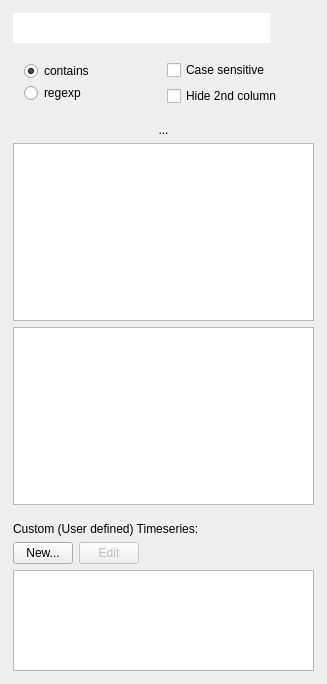
facontidavide/PlotJuggler, file plotter_gui/curvelist_panel.ui: the form before one commit.
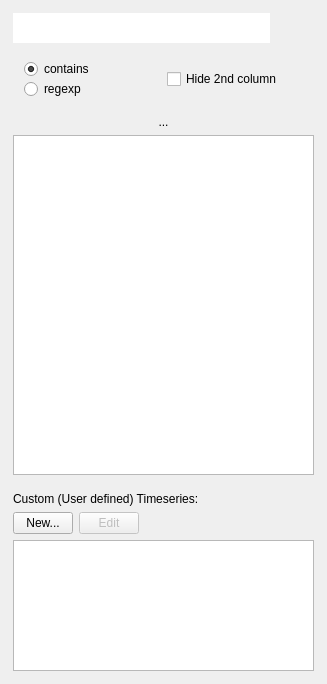
The form after the commit. Icons and pictures are not drawn.

Diff of the .ui file:
```diff
--- a/plotter_gui/curvelist_panel.ui
+++ b/plotter_gui/curvelist_panel.ui
@@ -59,7 +59,7 @@
       <number>1</number>
      </property>
      <widget class="QWidget" name="layoutWidget">
-      <layout class="QVBoxLayout" name="verticalLayout" stretch="0,0,0,1,1">
+      <layout class="QVBoxLayout" name="verticalLayout" stretch="0,0,0,1">
        <property name="bottomMargin">
         <number>8</number>
        </property>
@@ -252,28 +252,6 @@
             <property name="sizeConstraint">
              <enum>QLayout::SetMinimumSize</enum>
             </property>
-            <item>
-             <widget class="QCheckBox" name="checkBoxCaseSensitive">
-              <property name="sizePolicy">
-               <sizepolicy hsizetype="Minimum" vsizetype="Minimum">
-                <horstretch>0</horstretch>
-                <verstretch>0</verstretch>
-               </sizepolicy>
-              </property>
-              <property name="minimumSize">
-               <size>
-                <width>0</width>
-                <height>0</height>
-               </size>
-              </property>
-              <property name="focusPolicy">
-               <enum>Qt::NoFocus</enum>
-              </property>
-              <property name="text">
-               <string>Case sensitive</string>
-              </property>
-             </widget>
-            </item>
             <item>
              <widget class="QCheckBox" name="checkBoxHideSecondColumn">
               <property name="focusPolicy">
@@ -299,78 +277,6 @@
          </property>
         </widget>
        </item>
-       <item>
-        <widget class="QTableView" name="tableView">
-         <property name="sizePolicy">
-          <sizepolicy hsizetype="Expanding" vsizetype="Expanding">
-           <horstretch>0</horstretch>
-           <verstretch>1</verstretch>
-          </sizepolicy>
-         </property>
-         <property name="font">
-          <font>
-           <pointsize>9</pointsize>
-          </font>
-         </property>
-         <property name="toolTip">
-          <string/>
-         </property>
-         <property name="toolTipDuration">
-          <number>-1</number>
-         </property>
-         <property name="horizontalScrollBarPolicy">
-          <enum>Qt::ScrollBarAsNeeded</enum>
-         </property>
-         <property name="sizeAdjustPolicy">
-          <enum>QAbstractScrollArea::AdjustToContents</enum>
-         </property>
-         <property name="editTriggers">
-          <set>QAbstractItemView::NoEditTriggers</set>
-         </property>
-         <property name="showDropIndicator" stdset="0">
-          <bool>false</bool>
-         </property>
-         <property name="dragEnabled">
-          <bool>false</bool>
-         </property>
-         <property name="dragDropOverwriteMode">
-          <bool>false</bool>
-         </property>
-         <property name="dragDropMode">
-          <enum>QAbstractItemView::NoDragDrop</enum>
-         </property>
-         <property name="selectionMode">
-          <enum>QAbstractItemView::ExtendedSelection</enum>
-         </property>
-         <property name="selectionBehavior">
-          <enum>QAbstractItemView::SelectRows</enum>
-         </property>
-         <property name="showGrid">
-          <bool>false</bool>
-         </property>
-         <property name="gridStyle">
-          <enum>Qt::NoPen</enum>
-         </property>
-         <property name="wordWrap">
-          <bool>false</bool>
-         </property>
-         <property name="cornerButtonEnabled">
-          <bool>false</bool>
-         </property>
-         <attribute name="horizontalHeaderVisible">
-          <bool>false</bool>
-         </attribute>
-         <attribute name="verticalHeaderVisible">
-          <bool>false</bool>
-         </attribute>
-         <attribute name="verticalHeaderMinimumSectionSize">
-          <number>16</number>
-         </attribute>
-         <attribute name="verticalHeaderDefaultSectionSize">
-          <number>25</number>
-         </attribute>
-        </widget>
-       </item>
        <item>
         <widget class="QTreeView" name="treeView">
          <property name="editTriggers">
```
